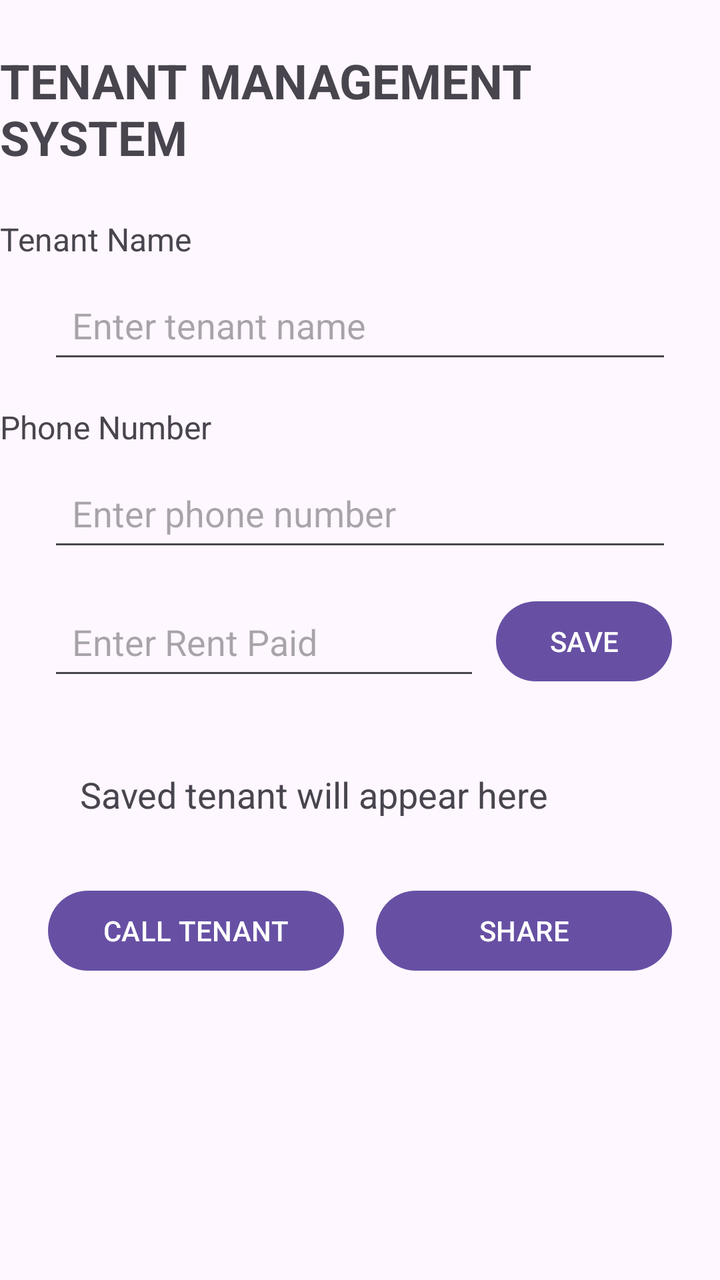
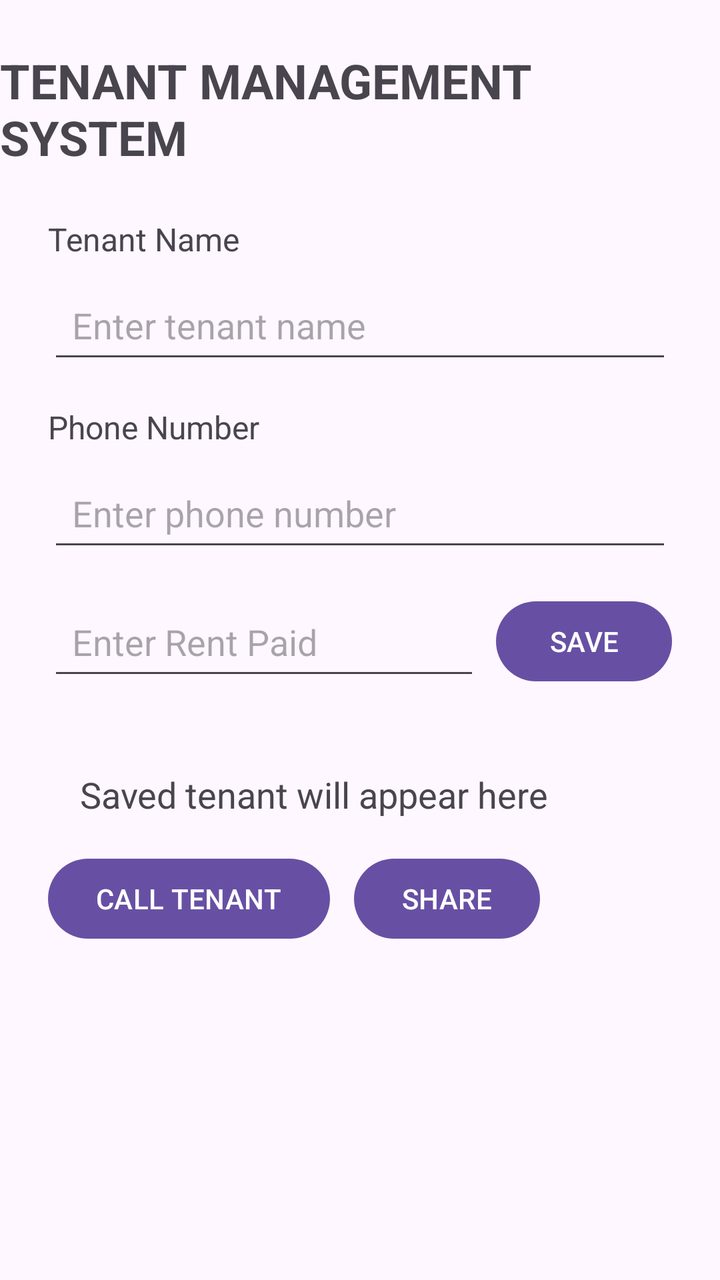

Compare the two renders of this Android layout. The source of the first and the diff that turns it into the second are given below.
<!-- AndroidManifest.xml: application theme Theme.Tenantmanagementsystemss -->
<!-- res/layout/activity_main.xml -->
<?xml version="1.0" encoding="utf-8"?>
<layout xmlns:android="http://schemas.android.com/apk/res/android"
    xmlns:app="http://schemas.android.com/apk/res-auto">

    <androidx.constraintlayout.widget.ConstraintLayout
        android:layout_width="match_parent"
        android:layout_height="match_parent">

        <TextView
            android:id="@+id/titleTextView"
            android:layout_width="wrap_content"
            android:layout_height="wrap_content"
            android:text="TENANT MANAGEMENT SYSTEM"
            android:textSize="24sp"
            android:textStyle="bold"
            android:layout_marginTop="24dp"
            app:layout_constraintTop_toTopOf="parent"
            app:layout_constraintStart_toStartOf="parent"
            app:layout_constraintEnd_toEndOf="parent" />

        <TextView
            android:id="@+id/tenantNameLabel"
            android:layout_width="wrap_content"
            android:layout_height="wrap_content"
            android:text="Tenant Name"
            android:textSize="16sp"
            android:layout_marginTop="24dp"
            app:layout_constraintTop_toBottomOf="@id/titleTextView"
            app:layout_constraintStart_toStartOf="parent" />

        <EditText
            android:id="@+id/tenantNameEditText"
            android:layout_width="0dp"
            android:layout_height="wrap_content"
            android:hint="Enter tenant name"
            android:minHeight="48dp"
            android:padding="12dp"
            android:layout_marginTop="8dp"
            android:layout_marginStart="24dp"
            android:layout_marginEnd="24dp"
            app:layout_constraintTop_toBottomOf="@id/tenantNameLabel"
            app:layout_constraintStart_toStartOf="parent"
            app:layout_constraintEnd_toEndOf="parent" />

        <TextView
            android:id="@+id/phoneLabel"
            android:layout_width="wrap_content"
            android:layout_height="wrap_content"
            android:text="Phone Number"
            android:textSize="16sp"
            android:layout_marginTop="16dp"
            app:layout_constraintTop_toBottomOf="@id/tenantNameEditText"
            app:layout_constraintStart_toStartOf="parent" />

        <EditText
            android:id="@+id/phoneEditText"
            android:layout_width="0dp"
            android:layout_height="wrap_content"
            android:hint="Enter phone number"
            android:inputType="phone"
            android:minHeight="48dp"
            android:padding="12dp"
            android:layout_marginTop="8dp"
            android:layout_marginStart="24dp"
            android:layout_marginEnd="24dp"
            app:layout_constraintTop_toBottomOf="@id/phoneLabel"
            app:layout_constraintStart_toStartOf="parent"
            app:layout_constraintEnd_toEndOf="parent" />

        <EditText
            android:id="@+id/rentEditText"
            android:layout_width="0dp"
            android:layout_height="wrap_content"
            android:hint="Enter Rent Paid"
            android:minHeight="48dp"
            android:padding="12dp"
            android:layout_marginStart="24dp"
            android:layout_marginTop="16dp"
            android:layout_marginEnd="8dp"
            app:layout_constraintTop_toBottomOf="@id/phoneEditText"
            app:layout_constraintStart_toStartOf="parent"
            app:layout_constraintEnd_toStartOf="@id/saveButton" />

        <Button
            android:id="@+id/saveButton"
            android:layout_width="wrap_content"
            android:layout_height="wrap_content"
            android:text="SAVE"
            android:layout_marginEnd="24dp"
            app:layout_constraintTop_toTopOf="@id/rentEditText"
            app:layout_constraintEnd_toEndOf="parent" />

        <TextView
            android:id="@+id/tenantResultTextView"
            android:layout_width="0dp"
            android:layout_height="wrap_content"
            android:text="Saved tenant will appear here"
            android:textSize="18sp"
            android:padding="16dp"
            android:layout_margin="24dp"
            app:layout_constraintTop_toBottomOf="@id/rentEditText"
            app:layout_constraintStart_toStartOf="parent"
            app:layout_constraintEnd_toEndOf="parent" />

        <Button
            android:id="@+id/callButton"
            android:layout_width="0dp"
            android:layout_height="wrap_content"
            android:text="CALL TENANT"
            android:layout_marginTop="16dp"
            android:layout_marginStart="24dp"
            android:layout_marginEnd="8dp"
            app:layout_constraintTop_toBottomOf="@id/tenantResultTextView"
            app:layout_constraintStart_toStartOf="parent"
            app:layout_constraintEnd_toStartOf="@id/shareButton" />

        <Button
            android:id="@+id/shareButton"
            android:layout_width="0dp"
            android:layout_height="wrap_content"
            android:text="SHARE"
            android:layout_marginStart="8dp"
            android:layout_marginEnd="24dp"
            app:layout_constraintTop_toTopOf="@id/callButton"
            app:layout_constraintStart_toEndOf="@id/callButton"
            app:layout_constraintEnd_toEndOf="parent" />

    </androidx.constraintlayout.widget.ConstraintLayout>

</layout>
<!-- resources referenced by this layout -->
<resources>
  <style name="Theme.Tenantmanagementsystemss" parent="Base.Theme.Tenantmanagementsystemss" />
  <style name="Base.Theme.Tenantmanagementsystemss" parent="Theme.Material3.DayNight.NoActionBar">
          
          
      </style>
</resources>

<!-- the commit's change to res/layout/activity_main.xml (unified diff, before → after) -->
@@ -1,130 +1,127 @@
 <?xml version="1.0" encoding="utf-8"?>
-<layout xmlns:android="http://schemas.android.com/apk/res/android"
-    xmlns:app="http://schemas.android.com/apk/res-auto">
+<androidx.constraintlayout.widget.ConstraintLayout
+    xmlns:android="http://schemas.android.com/apk/res/android"
+    xmlns:app="http://schemas.android.com/apk/res-auto"
+    android:layout_width="match_parent"
+    android:layout_height="match_parent"
+    android:fitsSystemWindows="true">
 
-    <androidx.constraintlayout.widget.ConstraintLayout
-        android:layout_width="match_parent"
-        android:layout_height="match_parent">
+    <TextView
+        android:id="@+id/titleTextView"
+        android:layout_width="wrap_content"
+        android:layout_height="wrap_content"
+        android:text="TENANT MANAGEMENT SYSTEM"
+        android:textSize="24sp"
+        android:textStyle="bold"
+        android:layout_marginTop="24dp"
+        app:layout_constraintTop_toTopOf="parent"
+        app:layout_constraintStart_toStartOf="parent"
+        app:layout_constraintEnd_toEndOf="parent" />
 
-        <TextView
-            android:id="@+id/titleTextView"
-            android:layout_width="wrap_content"
-            android:layout_height="wrap_content"
-            android:text="TENANT MANAGEMENT SYSTEM"
-            android:textSize="24sp"
-            android:textStyle="bold"
-            android:layout_marginTop="24dp"
-            app:layout_constraintTop_toTopOf="parent"
-            app:layout_constraintStart_toStartOf="parent"
-            app:layout_constraintEnd_toEndOf="parent" />
+    <TextView
+        android:id="@+id/tenantNameLabel"
+        android:layout_width="wrap_content"
+        android:layout_height="wrap_content"
+        android:text="Tenant Name"
+        android:textSize="16sp"
+        android:layout_marginTop="24dp"
+        android:layout_marginStart="24dp"
+        app:layout_constraintTop_toBottomOf="@id/titleTextView"
+        app:layout_constraintStart_toStartOf="parent" />
 
-        <TextView
-            android:id="@+id/tenantNameLabel"
-            android:layout_width="wrap_content"
-            android:layout_height="wrap_content"
-            android:text="Tenant Name"
-            android:textSize="16sp"
-            android:layout_marginTop="24dp"
-            app:layout_constraintTop_toBottomOf="@id/titleTextView"
-            app:layout_constraintStart_toStartOf="parent" />
+    <EditText
+        android:id="@+id/tenantNameEditText"
+        android:layout_width="0dp"
+        android:layout_height="wrap_content"
+        android:hint="Enter tenant name"
+        android:inputType="textPersonName"
+        android:minHeight="48dp"
+        android:padding="12dp"
+        android:layout_marginTop="8dp"
+        android:layout_marginStart="24dp"
+        android:layout_marginEnd="24dp"
+        app:layout_constraintTop_toBottomOf="@id/tenantNameLabel"
+        app:layout_constraintStart_toStartOf="parent"
+        app:layout_constraintEnd_toEndOf="parent" />
 
-        <EditText
-            android:id="@+id/tenantNameEditText"
-            android:layout_width="0dp"
-            android:layout_height="wrap_content"
-            android:hint="Enter tenant name"
-            android:minHeight="48dp"
-            android:padding="12dp"
-            android:layout_marginTop="8dp"
-            android:layout_marginStart="24dp"
-            android:layout_marginEnd="24dp"
-            app:layout_constraintTop_toBottomOf="@id/tenantNameLabel"
-            app:layout_constraintStart_toStartOf="parent"
-            app:layout_constraintEnd_toEndOf="parent" />
+    <TextView
+        android:id="@+id/phoneLabel"
+        android:layout_width="wrap_content"
+        android:layout_height="wrap_content"
+        android:text="Phone Number"
+        android:textSize="16sp"
+        android:layout_marginTop="16dp"
+        android:layout_marginStart="24dp"
+        app:layout_constraintTop_toBottomOf="@id/tenantNameEditText"
+        app:layout_constraintStart_toStartOf="parent" />
 
-        <TextView
-            android:id="@+id/phoneLabel"
-            android:layout_width="wrap_content"
-            android:layout_height="wrap_content"
-            android:text="Phone Number"
-            android:textSize="16sp"
-            android:layout_marginTop="16dp"
-            app:layout_constraintTop_toBottomOf="@id/tenantNameEditText"
-            app:layout_constraintStart_toStartOf="parent" />
+    <EditText
+        android:id="@+id/phoneEditText"
+        android:layout_width="0dp"
+        android:layout_height="wrap_content"
+        android:hint="Enter phone number"
+        android:inputType="phone"
+        android:minHeight="48dp"
+        android:padding="12dp"
+        android:layout_marginTop="8dp"
+        android:layout_marginStart="24dp"
+        android:layout_marginEnd="24dp"
+        app:layout_constraintTop_toBottomOf="@id/phoneLabel"
+        app:layout_constraintStart_toStartOf="parent"
+        app:layout_constraintEnd_toEndOf="parent" />
 
-        <EditText
-            android:id="@+id/phoneEditText"
-            android:layout_width="0dp"
-            android:layout_height="wrap_content"
-            android:hint="Enter phone number"
-            android:inputType="phone"
-            android:minHeight="48dp"
-            android:padding="12dp"
-            android:layout_marginTop="8dp"
-            android:layout_marginStart="24dp"
-            android:layout_marginEnd="24dp"
-            app:layout_constraintTop_toBottomOf="@id/phoneLabel"
-            app:layout_constraintStart_toStartOf="parent"
-            app:layout_constraintEnd_toEndOf="parent" />
+    <EditText
+        android:id="@+id/rentEditText"
+        android:layout_width="0dp"
+        android:layout_height="wrap_content"
+        android:hint="Enter Rent Paid"
+        android:inputType="number"
+        android:minHeight="48dp"
+        android:padding="12dp"
+        android:layout_marginStart="24dp"
+        android:layout_marginTop="16dp"
+        android:layout_marginEnd="8dp"
+        app:layout_constraintTop_toBottomOf="@id/phoneEditText"
+        app:layout_constraintStart_toStartOf="parent"
+        app:layout_constraintEnd_toStartOf="@id/saveButton" />
 
-        <EditText
-            android:id="@+id/rentEditText"
-            android:layout_width="0dp"
-            android:layout_height="wrap_content"
-            android:hint="Enter Rent Paid"
-            android:minHeight="48dp"
-            android:padding="12dp"
-            android:layout_marginStart="24dp"
-            android:layout_marginTop="16dp"
-            android:layout_marginEnd="8dp"
-            app:layout_constraintTop_toBottomOf="@id/phoneEditText"
-            app:layout_constraintStart_toStartOf="parent"
-            app:layout_constraintEnd_toStartOf="@id/saveButton" />
+    <Button
+        android:id="@+id/saveButton"
+        android:layout_width="wrap_content"
+        android:layout_height="wrap_content"
+        android:text="SAVE"
+        android:layout_marginEnd="24dp"
+        app:layout_constraintTop_toTopOf="@id/rentEditText"
+        app:layout_constraintEnd_toEndOf="parent" />
 
-        <Button
-            android:id="@+id/saveButton"
-            android:layout_width="wrap_content"
-            android:layout_height="wrap_content"
-            android:text="SAVE"
-            android:layout_marginEnd="24dp"
-            app:layout_constraintTop_toTopOf="@id/rentEditText"
-            app:layout_constraintEnd_toEndOf="parent" />
+    <TextView
+        android:id="@+id/tenantResultTextView"
+        android:layout_width="0dp"
+        android:layout_height="wrap_content"
+        android:text="Saved tenant will appear here"
+        android:textSize="18sp"
+        android:padding="16dp"
+        android:layout_margin="24dp"
+        app:layout_constraintTop_toBottomOf="@id/rentEditText"
+        app:layout_constraintStart_toStartOf="parent"
+        app:layout_constraintEnd_toEndOf="parent" />
 
-        <TextView
-            android:id="@+id/tenantResultTextView"
-            android:layout_width="0dp"
-            android:layout_height="wrap_content"
-            android:text="Saved tenant will appear here"
-            android:textSize="18sp"
-            android:padding="16dp"
-            android:layout_margin="24dp"
-            app:layout_constraintTop_toBottomOf="@id/rentEditText"
-            app:layout_constraintStart_toStartOf="parent"
-            app:layout_constraintEnd_toEndOf="parent" />
+    <Button
+        android:id="@+id/callButton"
+        android:layout_width="wrap_content"
+        android:layout_height="wrap_content"
+        android:text="CALL TENANT"
+        android:layout_marginStart="24dp"
+        app:layout_constraintTop_toBottomOf="@id/tenantResultTextView"
+        app:layout_constraintStart_toStartOf="parent" />
 
-        <Button
-            android:id="@+id/callButton"
-            android:layout_width="0dp"
-            android:layout_height="wrap_content"
-            android:text="CALL TENANT"
-            android:layout_marginTop="16dp"
-            android:layout_marginStart="24dp"
-            android:layout_marginEnd="8dp"
-            app:layout_constraintTop_toBottomOf="@id/tenantResultTextView"
-            app:layout_constraintStart_toStartOf="parent"
-            app:layout_constraintEnd_toStartOf="@id/shareButton" />
+    <Button
+        android:id="@+id/shareButton"
+        android:layout_width="wrap_content"
+        android:layout_height="wrap_content"
+        android:text="SHARE"
+        android:layout_marginStart="12dp"
+        app:layout_constraintTop_toTopOf="@id/callButton"
+        app:layout_constraintStart_toEndOf="@id/callButton" />
 
-        <Button
-            android:id="@+id/shareButton"
-            android:layout_width="0dp"
-            android:layout_height="wrap_content"
-            android:text="SHARE"
-            android:layout_marginStart="8dp"
-            android:layout_marginEnd="24dp"
-            app:layout_constraintTop_toTopOf="@id/callButton"
-            app:layout_constraintStart_toEndOf="@id/callButton"
-            app:layout_constraintEnd_toEndOf="parent" />
-
-    </androidx.constraintlayout.widget.ConstraintLayout>
-
-</layout>
+</androidx.constraintlayout.widget.ConstraintLayout>
